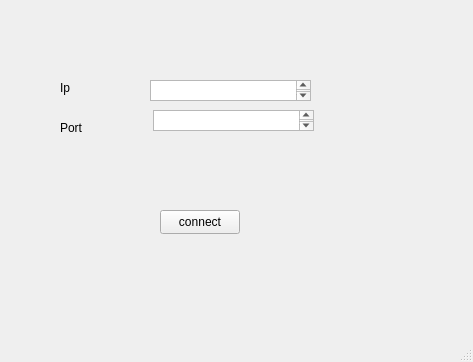
Above: mainwindow.ui from fa7eme/chat-box before the change. Below: the same form after it.
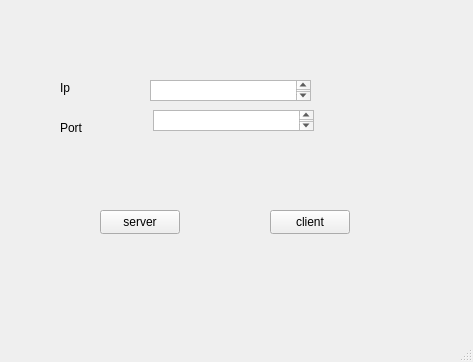
That is the form after the change.

```diff
--- a/mainwindow.ui
+++ b/mainwindow.ui
@@ -63,14 +63,27 @@
    <widget class="QPushButton" name="pushButton">
     <property name="geometry">
      <rect>
-      <x>160</x>
+      <x>100</x>
       <y>210</y>
       <width>80</width>
       <height>24</height>
      </rect>
     </property>
     <property name="text">
-     <string>connect</string>
+     <string>server</string>
+    </property>
+   </widget>
+   <widget class="QPushButton" name="pb_client">
+    <property name="geometry">
+     <rect>
+      <x>270</x>
+      <y>210</y>
+      <width>80</width>
+      <height>24</height>
+     </rect>
+    </property>
+    <property name="text">
+     <string>client</string>
     </property>
    </widget>
   </widget>
```
Left out of the diff: 2 changed lines with no effect on the pictures.
